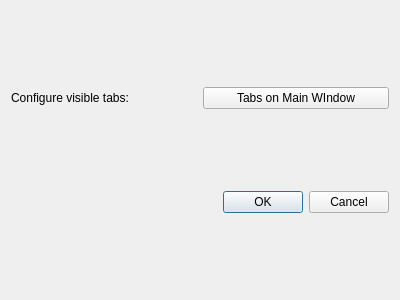
Before: the Qt Designer form preferences.ui in kr0st/fpgui, drawn with Qt 5.
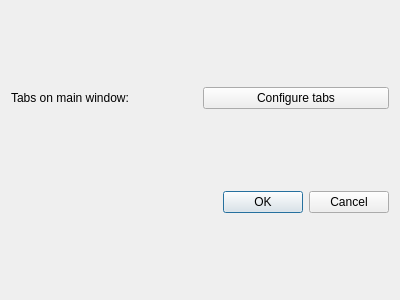
After: the same form once the commit is applied.

Commit message: Working on moving rows in tabs config dialog.

```diff
--- a/preferences.ui
+++ b/preferences.ui
@@ -19,14 +19,14 @@
      <item>
       <widget class="QLabel" name="label_config_tabs">
        <property name="text">
-        <string>Configure visible tabs:</string>
+        <string>Tabs on main window:</string>
        </property>
       </widget>
      </item>
      <item>
       <widget class="QPushButton" name="button_config_tabs">
        <property name="text">
-        <string>Tabs on Main WIndow</string>
+        <string>Configure tabs</string>
        </property>
       </widget>
      </item>
```
The commit also changes 3 other files.
